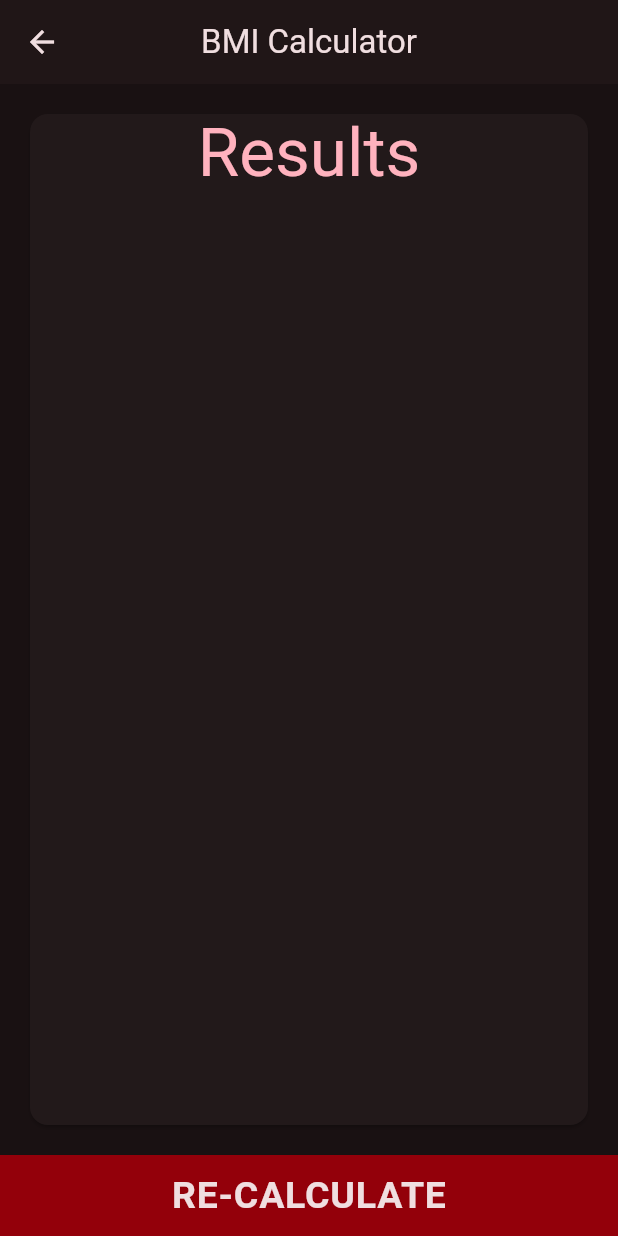
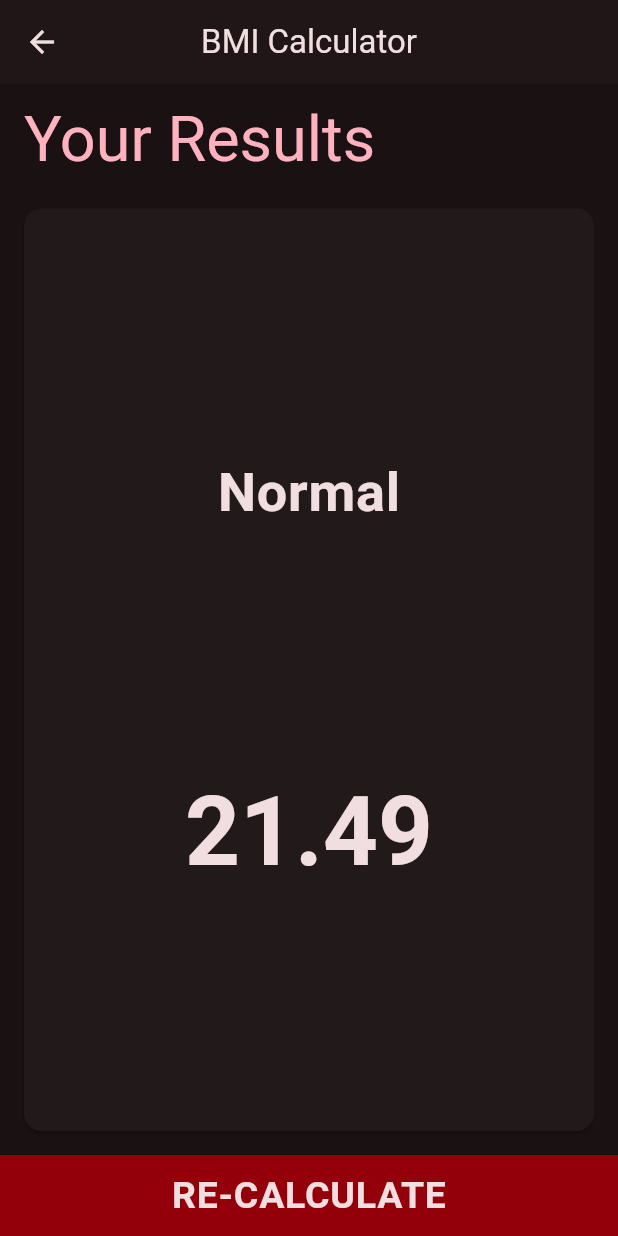
Before and after one commit to csarevalo/bmi-calculator, a Flutter app: the screen it shows after launch, after a tap on "CALCULATE", on a phone screen of 412 x 824 dp. Run offline on Flutter 3.47's test engine with Material 3 defaults, Android fonts, the phone set to English and light mode, and no system bars; our stand-ins replace font_awesome_flutter.

Commit message:
added bmi results, and update styles

```diff
--- a/lib/src/constants/bmi_consts.dart
+++ b/lib/src/constants/bmi_consts.dart
@@ -1,3 +1,7 @@
+//------------
+//---HEIGHT---
+//------------
+
 /// Max height is 256 cm, or 8ft 4in.
 const double kMaxHeight = 256;
 
@@ -6,6 +10,10 @@ const double kMinHeight = 1;
 
 /// Init height is 165 cm, or
 const double kInitHeight = 165;
+
+//------------
+//---WEIGHT---
+//------------
 
 /// Max weight is 500 lbs, or 226.8 kgs
 const int kMaxWeight = 500;
@@ -16,6 +24,10 @@ const int kMinWeight = 1;
 /// Init weight is 130 lb.
 const int kInitWeight = 130;
 
+//-------------
+//-----AGE-----
+//-------------
+
 /// Max age is 130 years old.
 const int kMaxAge = 130;
 
@@ -24,3 +36,13 @@ const int kMinAge = 1;
 
 /// Init age is 30-years-old.
 const int kInitAge = 30;
+
+//-------------------
+//---BMI CONSTANTS---
+//-------------------
+
+/// [kLbToKg] (= 0.4535924) is the constant used to convert Lbs to Kgs
+const double kLbToKg = 0.4535924;
+
+/// [kCmToM] (0.01) is used to convert Cms to Ms
+const double kCmToM = 0.01;
--- a/lib/src/screens/calc_screen.dart
+++ b/lib/src/screens/calc_screen.dart
@@ -1,6 +1,9 @@
+import 'package:bmi_calculator/src/constants/bmi_consts.dart';
+import 'package:bmi_calculator/src/providers/bmi_provider.dart';
 import 'package:bmi_calculator/src/widgets/bmi_app_bar.dart';
 import 'package:bmi_calculator/src/widgets/bottom_app_button.dart';
 import 'package:flutter/material.dart';
+import 'package:provider/provider.dart';
 
 class CalcScreen extends StatelessWidget {
   const CalcScreen({
@@ -9,23 +12,52 @@ class CalcScreen extends StatelessWidget {
 
   @override
   Widget build(BuildContext context) {
+    final bmiProvider = Provider.of<BmiProvider>(context, listen: false);
+    //BMI CALCULATIONS
+    final double weight = kLbToKg * bmiProvider.weight; //kg's
+    final double height = kCmToM * bmiProvider.height; //m's
+    final double bmi = weight / height / height;
+    //DETERMINE RESULTS
+    final String results = getBmiResults(bmi);
+    //STYLES
+    final TextTheme textTheme = Theme.of(context).textTheme;
+    final TextStyle resStyle = textTheme.bodyLarge!.copyWith(
+      fontWeight: FontWeight.lerp(FontWeight.normal, FontWeight.bold, 0.5),
+      fontSize: 36,
+    );
+    final TextStyle bigNumStyle = textTheme.displayMedium!.copyWith(
+      fontWeight: FontWeight.bold,
+      fontSize: 64,
+    );
     return Scaffold(
-      appBar: BmiAppBar(),
+      appBar: const BmiAppBar(),
       body: Column(
-        mainAxisAlignment: MainAxisAlignment.spaceEvenly,
+        mainAxisAlignment: MainAxisAlignment.start,
         crossAxisAlignment: CrossAxisAlignment.stretch,
         children: [
+          Padding(
+            padding: const EdgeInsets.fromLTRB(16.0, 12.0, 8.0, 6.0),
+            child: Text(
+              'Your Results',
+              textAlign: TextAlign.left,
+              style: Theme.of(context).textTheme.displayMedium!.copyWith(
+                    color: Theme.of(context).colorScheme.primary,
+                    fontSize: 42,
+                  ),
+            ),
+          ),
           Expanded(
-            child: Padding(
-              padding: const EdgeInsets.all(16.0),
-              child: Card(
-                child: Text(
-                  'Results',
-                  textAlign: TextAlign.center,
-                  style: Theme.of(context).textTheme.displayMedium!.copyWith(
-                        color: Theme.of(context).colorScheme.primary,
-                      ),
-                ),
+            child: Card(
+              margin: const EdgeInsets.all(16.0),
+              child: Column(
+                mainAxisAlignment: MainAxisAlignment.spaceEvenly,
+                children: [
+                  Text(results, style: resStyle),
+                  Text(
+                    bmi.toStringAsFixed(2),
+                    style: bigNumStyle,
+                  ),
+                ],
               ),
             ),
           ),
@@ -38,3 +70,25 @@ class CalcScreen extends StatelessWidget {
     );
   }
 }
+
+String getBmiResults(double bmi) {
+  final String res;
+  if (bmi < 16) {
+    res = 'Severe Thinness';
+  } else if (bmi < 17) {
+    res = 'Moderate Thinness';
+  } else if (bmi < 18.5) {
+    res = 'Mild Thinness';
+  } else if (bmi < 25) {
+    res = 'Normal';
+  } else if (bmi < 30) {
+    res = 'Overweight';
+  } else if (bmi < 35) {
+    res = 'Obese I';
+  } else if (bmi < 40) {
+    res = 'Obese II';
+  } else {
+    res = 'Obese III';
+  }
+  return res;
+}
--- a/lib/src/widgets/bottom_app_button.dart
+++ b/lib/src/widgets/bottom_app_button.dart
@@ -12,8 +12,9 @@ class BottomAppButton extends StatelessWidget {
   @override
   Widget build(BuildContext context) {
     final colorScheme = Theme.of(context).colorScheme;
-    final TextStyle resultStyle =
-        Theme.of(context).textTheme.bodyLarge!.copyWith(
+
+    final TextTheme textTheme = Theme.of(context).textTheme;
+    final TextStyle resultStyle = textTheme.bodyLarge!.copyWith(
       fontWeight: FontWeight.lerp(
         FontWeight.normal,
         FontWeight.bold,
--- a/lib/src/widgets/gender_card.dart
+++ b/lib/src/widgets/gender_card.dart
@@ -42,8 +42,9 @@ class _GenderCard extends StatelessWidget {
   @override
   Widget build(BuildContext context) {
     final String title = gender.toString().split('.')[1].toUpperCase();
-    final TextStyle titleStyle =
-        Theme.of(context).textTheme.bodyLarge!.copyWith(
+
+    final TextTheme textTheme = Theme.of(context).textTheme;
+    final TextStyle titleStyle = textTheme.bodyLarge!.copyWith(
       fontWeight: FontWeight.lerp(
         FontWeight.normal,
         FontWeight.bold,
--- a/lib/src/widgets/height_slider_card.dart
+++ b/lib/src/widgets/height_slider_card.dart
@@ -19,16 +19,16 @@ class HeightSliderCard extends StatelessWidget {
   @override
   Widget build(BuildContext context) {
     final bmiProvider = Provider.of<BmiProvider>(context, listen: false);
-    final TextStyle titleStyle =
-        Theme.of(context).textTheme.bodyLarge!.copyWith(
+
+    final TextTheme textTheme = Theme.of(context).textTheme;
+    final TextStyle titleStyle = textTheme.bodyLarge!.copyWith(
       fontWeight: FontWeight.lerp(
         FontWeight.normal,
         FontWeight.bold,
         0.5,
       ),
     );
-    final TextStyle numStyle =
-        Theme.of(context).textTheme.displayMedium!.copyWith(
+    final TextStyle numStyle = textTheme.displayMedium!.copyWith(
       fontWeight: FontWeight.bold,
     );
     return Expanded(
--- a/lib/src/widgets/measurement_card.dart
+++ b/lib/src/widgets/measurement_card.dart
@@ -20,16 +20,15 @@ class MeasurementCard extends StatelessWidget {
 
   @override
   Widget build(BuildContext context) {
-    final TextStyle titleStyle =
-        Theme.of(context).textTheme.bodyLarge!.copyWith(
+    final TextTheme textTheme = Theme.of(context).textTheme;
+    final TextStyle titleStyle = textTheme.bodyLarge!.copyWith(
       fontWeight: FontWeight.lerp(
         FontWeight.normal,
         FontWeight.bold,
         0.5,
       ),
     );
-    final TextStyle numStyle =
-        Theme.of(context).textTheme.displayMedium!.copyWith(
+    final TextStyle numStyle = textTheme.displayMedium!.copyWith(
       fontWeight: FontWeight.bold,
     );
     return Expanded(
```
Lines whose indentation alone changed are shown as unchanged.
